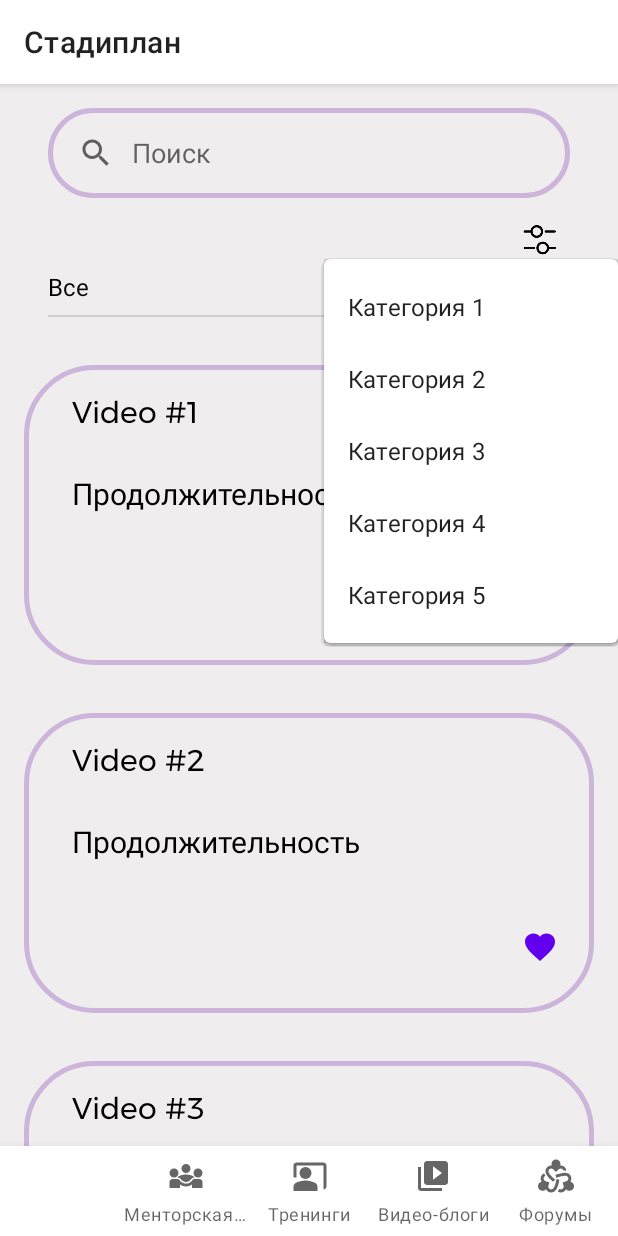
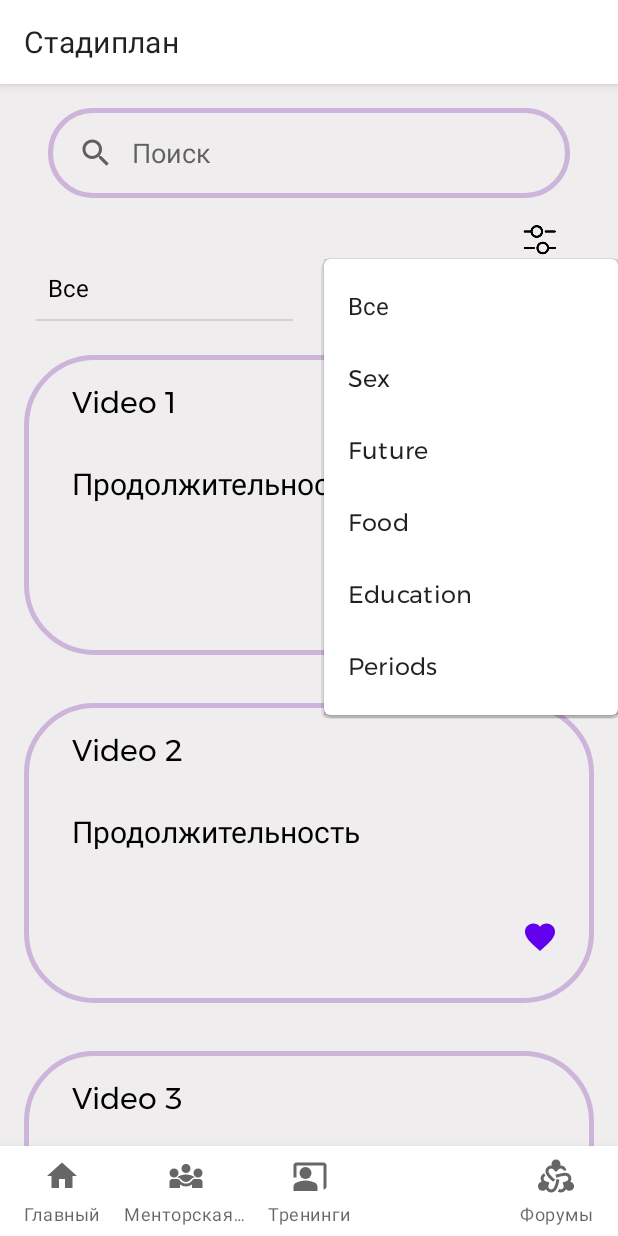
Before and after one commit to arstanrakhmat/girls-for-girls, an Android app: the VideoblogsListFragment screen opened through its navigation route, after a tap on an icon or button, on a phone screen of 412 x 824 dp. Run offline under Robolectric (Android 15) with nearby library versions, the phone set to English and light mode, and no system bars; our stand-ins replace navigation-ui; 3 other taps on this screen came first.

Commit message:
Fixed choosing the category

```diff
--- a/app/src/main/java/com/example/girls4girls/data/VideoBlog.kt
+++ b/app/src/main/java/com/example/girls4girls/data/VideoBlog.kt
@@ -7,5 +7,8 @@ import kotlinx.android.parcel.Parcelize
 data class VideoBlog(
     val id: Long,
     val title: String,
-    val duration: Int
+    val duration: Int,
+    val category: String,
+    val watched: Boolean,
+    val liked: Boolean
 ): Parcelable
--- a/app/src/main/java/com/example/girls4girls/presentation/videoblogsList/VideoAdapter.kt
+++ b/app/src/main/java/com/example/girls4girls/presentation/videoblogsList/VideoAdapter.kt
@@ -12,7 +12,7 @@ import java.util.*
 
 class VideoAdapter: ListAdapter<VideoBlog, VideoAdapter.VideoBlogViewHolder>(VideoBlogDiffCallback()) {
 
-    private var unfilteredList = listOf<VideoBlog>()
+    var unfilteredList = listOf<VideoBlog>()
 
     var onVideoClickListener: ((VideoBlog) -> Unit)? = null
 
--- a/app/src/main/java/com/example/girls4girls/presentation/videoblogsList/VideoblogsListViewModel.kt
+++ b/app/src/main/java/com/example/girls4girls/presentation/videoblogsList/VideoblogsListViewModel.kt
@@ -1,7 +1,16 @@
 package com.example.girls4girls.presentation.videoblogsList
 
 import androidx.lifecycle.ViewModel
+import com.example.girls4girls.data.VideoBlog
 
 class VideoblogsListViewModel : ViewModel() {
-    // TODO: Implement the ViewModel
+    val videos = mutableListOf<VideoBlog>()
+
+    val videoList = listOf<VideoBlog>(
+        VideoBlog(0, "Video 1", 60, "Sex", false, false),
+        VideoBlog(1, "Video 2", 60, "Future", false, false),
+        VideoBlog(2, "Video 3", 60, "Food", false, false),
+        VideoBlog(3, "Video 4", 60, "Education", false, false),
+        VideoBlog(4, "Video 5", 60, "Periods", false, false),
+    )
 }
--- a/app/src/main/res/layout/fragment_videoblogs_list.xml
+++ b/app/src/main/res/layout/fragment_videoblogs_list.xml
@@ -13,15 +13,15 @@
         android:layout_marginStart="32dp"
         android:layout_marginTop="16dp"
         android:layout_marginEnd="32dp"
-        app:queryHint="Поиск"
+        android:background="@drawable/videoblog_card"
+        android:cropToPadding="true"
         app:iconifiedByDefault="false"
-        app:queryBackground="@null"
-        android:cropToPadding="true"
-        android:background="@drawable/videoblog_card"
         app:layout_constraintEnd_toEndOf="parent"
         app:layout_constraintHorizontal_bias="0.5"
         app:layout_constraintStart_toStartOf="parent"
-        app:layout_constraintTop_toTopOf="parent" />
+        app:layout_constraintTop_toTopOf="parent"
+        app:queryBackground="@null"
+        app:queryHint="Поиск" />
 
     <TextView
         android:id="@+id/category_txt"
@@ -51,16 +51,6 @@
         app:layout_constraintHorizontal_bias="0.5"
         app:layout_constraintStart_toEndOf="@+id/category_txt" />
 
-    <View
-        android:id="@+id/divider"
-        android:layout_width="0dp"
-        android:layout_height="1dp"
-        android:layout_marginTop="8dp"
-        android:background="?android:attr/listDivider"
-        app:layout_constraintEnd_toEndOf="@+id/textView3"
-        app:layout_constraintStart_toStartOf="@+id/category_txt"
-        app:layout_constraintTop_toBottomOf="@+id/category_txt" />
-
     <androidx.recyclerview.widget.RecyclerView
         android:id="@+id/list_videoblogs"
         android:layout_width="0dp"
@@ -70,7 +60,7 @@
         app:layout_constraintBottom_toBottomOf="parent"
         app:layout_constraintEnd_toEndOf="parent"
         app:layout_constraintStart_toStartOf="parent"
-        app:layout_constraintTop_toBottomOf="@+id/divider" />
+        app:layout_constraintTop_toBottomOf="@+id/textView3" />
 
     <ImageButton
         android:id="@+id/categoryButton"
@@ -78,8 +68,21 @@
         android:layout_height="wrap_content"
         android:layout_marginTop="16dp"
         android:layout_marginEnd="40dp"
-        android:background="@null"
+        android:background="?attr/selectableItemBackgroundBorderless"
         android:src="@drawable/ic_categories"
         app:layout_constraintEnd_toEndOf="parent"
         app:layout_constraintTop_toBottomOf="@+id/searchView" />
+
+    <View
+        android:id="@+id/divider"
+        android:layout_width="0dp"
+        android:layout_height="1dp"
+        android:layout_marginStart="24dp"
+        android:layout_marginTop="8dp"
+        android:layout_marginEnd="60dp"
+        android:background="?android:attr/listDivider"
+        app:layout_constraintEnd_toStartOf="@+id/textView3"
+        app:layout_constraintStart_toStartOf="parent"
+        app:layout_constraintTop_toBottomOf="@+id/category_txt" />
+
 </androidx.constraintlayout.widget.ConstraintLayout>
--- a/app/src/main/res/layout/item_videoblog.xml
+++ b/app/src/main/res/layout/item_videoblog.xml
@@ -42,7 +42,7 @@
         android:layout_height="wrap_content"
         android:layout_marginEnd="24dp"
         android:layout_marginBottom="32dp"
-        android:background="@null"
+        android:background="?attr/selectableItemBackgroundBorderless"
         android:contentDescription="@string/like_button"
         app:layout_constraintBottom_toBottomOf="parent"
         app:layout_constraintEnd_toEndOf="parent"
--- a/app/src/main/res/menu/category_popup_menu.xml
+++ b/app/src/main/res/menu/category_popup_menu.xml
@@ -1,26 +1,31 @@
 <?xml version="1.0" encoding="utf-8"?>
 <menu xmlns:android="http://schemas.android.com/apk/res/android">
 
+
+    <item
+        android:id="@+id/all"
+        android:title="Все"
+        />
     <item
         android:id="@+id/category1"
-        android:title="Категория 1"
+        android:title="Sex"
         />
 
     <item
         android:id="@+id/category2"
-        android:title="Категория 2"
+        android:title="Future"
         />
     <item
         android:id="@+id/category3"
-        android:title="Категория 3"
+        android:title="Food"
         />
     <item
         android:id="@+id/category4"
-        android:title="Категория 4"
+        android:title="Education"
         />
     <item
         android:id="@+id/category5"
-        android:title="Категория 5"
+        android:title="Periods"
         />
 
 </menu>
--- a/app/src/main/res/values/themes.xml
+++ b/app/src/main/res/values/themes.xml
@@ -12,5 +12,6 @@
         <!-- Status bar color. -->
         <item name="android:statusBarColor" tools:targetApi="l">?attr/colorPrimaryVariant</item>
         <!-- Customize your theme here. -->
+        <item name="fontFamily">@font/montserrat</item>
     </style>
 </resources>
```
Also changed, not shown: app/src/main/java/com/example/girls4girls/presentation/videoblogsList/VideoblogsListFragment.kt (+36 -19 lines).
